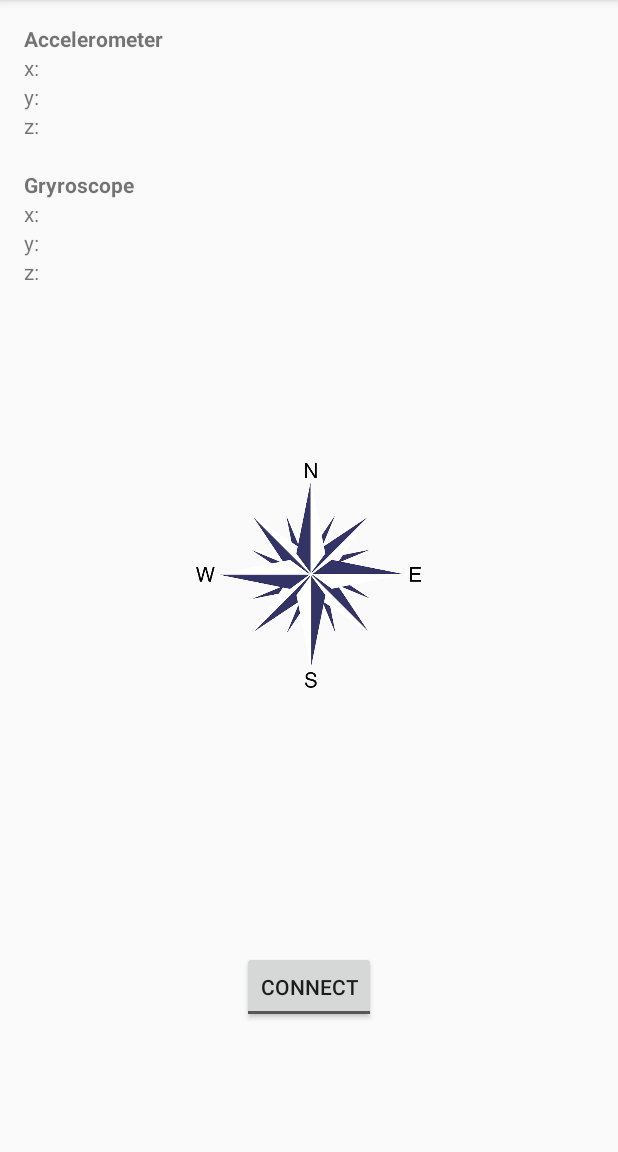
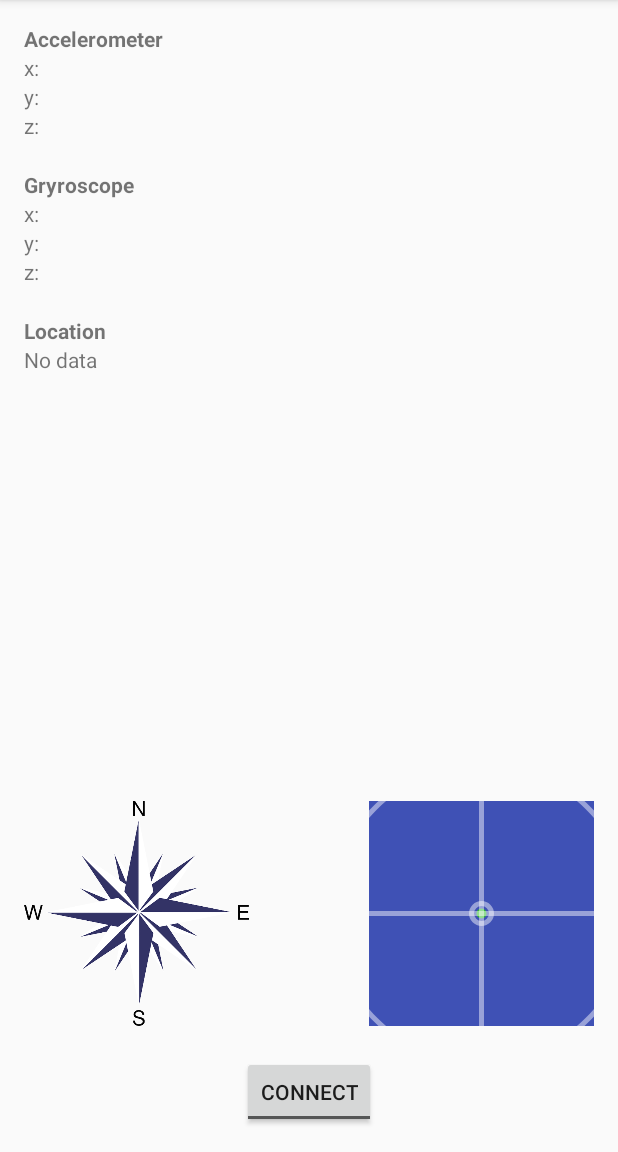
Before and after one commit to DavidKuna/RemoteControlClient, an Android app: the screen it shows after launch (MainActivity), on a phone screen of 412 x 824 dp, the part 84-1236 px from its top. Run offline under Robolectric (Android 15) with nearby library versions, the phone set to English and light mode, and no system bars.

Commit message:
Gyroscope visualization view GPS data transmision

```diff
--- /dev/null
+++ b/app/src/main/java/cz/davidkuna/remotecontrolclient/GyroVisualizer.java
@@ -0,0 +1,138 @@
+package cz.davidkuna.remotecontrolclient;
+
+import android.content.Context;
+import android.graphics.Canvas;
+import android.graphics.Paint;
+import android.util.AttributeSet;
+import android.view.MotionEvent;
+import android.view.View;
+
+public class GyroVisualizer extends View {
+
+    private static final float RADIANS_TO_DEGREES = (float) (180d / Math.PI);
+    private static final float RADIUS = 150;
+
+    private Paint mGyroPaint = new Paint();
+    private Paint mMagPaintNorth = new Paint();
+    private Paint mMagPaintSouth = new Paint();
+    private Paint mAccPaint = new Paint();
+    private Paint mTouchPaint = new Paint();
+
+    private float mGyroRotationX, mGyroRotationY, mGyroRotationZ;
+    private float mAccX, mAccY;
+    private float mMagX, mMagY;
+    private float mFirstX, mFirstY;
+    private float mSecondX, mSecondY;
+    private boolean mMultiTouch = false;
+
+    public GyroVisualizer(Context context) {
+        this(context, null);
+    }
+
+    public GyroVisualizer(Context context, AttributeSet attrs) {
+        this(context, attrs, 0);
+    }
+
+    public GyroVisualizer(Context context, AttributeSet attrs, int defStyle) {
+        super(context, attrs, defStyle);
+
+        mGyroPaint.setColor(0x77ffffff);
+        mGyroPaint.setStyle(Paint.Style.STROKE);
+        mGyroPaint.setStrokeWidth(5);
+        mGyroPaint.setAntiAlias(true);
+
+        mMagPaintNorth.setColor(0xffff0000);
+        mMagPaintNorth.setStrokeWidth(5);
+        mMagPaintNorth.setAntiAlias(true);
+        mMagPaintSouth.setColor(0xffffffff);
+        mMagPaintSouth.setStrokeWidth(5);
+        mMagPaintSouth.setAntiAlias(true);
+
+        mAccPaint.setColor(0xff33bb33);
+        mAccPaint.setStrokeWidth(5);
+        mAccPaint.setAntiAlias(true);
+
+        mTouchPaint.setColor(0xff4444cc);
+        mTouchPaint.setStrokeWidth(5);
+        mTouchPaint.setAntiAlias(true);
+    }
+
+    @Override
+    protected void onDraw(Canvas canvas) {
+        super.onDraw(canvas);
+
+        // MultiTouch
+        if (mMultiTouch) {
+            float mMidTouchX = (mFirstX + mSecondX) / 2;
+            float mMidTouchY = (mFirstY + mSecondY) / 2;
+            canvas.drawLine(mFirstX, mFirstY, mSecondX, mSecondY, mTouchPaint);
+            canvas.drawLine(mMidTouchX - mMidTouchY + mSecondY, mMidTouchY - mSecondX + mMidTouchX, mMidTouchX
+                    + mMidTouchY - mSecondY, mMidTouchY + mSecondX - mMidTouchX, mTouchPaint);
+        }
+
+        float midX = getWidth() / 2f;
+        float midY = getHeight() / 2f;
+
+        // Accelerometer
+        float accX = midX + mAccX * 22f;
+        float accY = midY + mAccY * 22f;
+        canvas.drawLine(midX, midY, accX, accY, mAccPaint);
+        canvas.drawCircle(accX, accY, 5, mAccPaint);
+
+        // Compass
+        canvas.drawLine(midX, midY, midX + mMagX * 4f, midY + mMagY * 4f, mMagPaintNorth);
+        canvas.drawLine(midX, midY, midX - mMagX * 4f, midY - mMagY * 4f, mMagPaintSouth);
+
+        // Gyroscope
+        canvas.save();
+        canvas.rotate(mGyroRotationZ * RADIANS_TO_DEGREES, midX, midY);
+        canvas.drawLine(midX, midY - RADIUS, midX, midY + RADIUS, mGyroPaint);
+        canvas.drawLine(midX - RADIUS, midY, midX + RADIUS, midY, mGyroPaint);
+        canvas.drawCircle(midX, midY, RADIUS, mGyroPaint);
+        canvas.restore();
+
+        canvas.drawCircle(midX + mGyroRotationY * 350, midY + mGyroRotationX * 350, 10, mGyroPaint);
+        invalidate();
+    }
+
+    public void setGyroRotation(float x, float y, float z) {
+        mGyroRotationX = x;
+        mGyroRotationY = y;
+        mGyroRotationZ = z;
+    }
+
+    public void setAcceleration(float x, float y) {
+        mAccX = -x;
+        mAccY = y;
+    }
+
+    public void setMagneticField(float x, float y) {
+        mMagX = x;
+        mMagY = y;
+    }
+
+    @Override
+    public boolean onTouchEvent(MotionEvent event) {
+
+        switch (event.getAction()) {
+            case MotionEvent.ACTION_DOWN:
+                return true;
+            case MotionEvent.ACTION_UP:
+            case MotionEvent.ACTION_CANCEL:
+                mMultiTouch = false;
+                return true;
+        }
+
+        int count = event.getPointerCount();
+        if (count < 2) {
+            mMultiTouch = false;
+        } else {
+            mMultiTouch = true;
+            mFirstX = event.getX(0);
+            mFirstY = event.getY(0);
+            mSecondX = event.getX(1);
+            mSecondY = event.getY(1);
+        }
+        return true;
+    }
+}
--- a/app/src/main/res/layout/fragment_main.xml
+++ b/app/src/main/res/layout/fragment_main.xml
@@ -90,12 +90,12 @@
         android:layout_height="wrap_content"
         android:text="Connect"
         android:id="@+id/bConnect"
-        android:layout_marginBottom="70dp"
         android:checked="false"
+        android:textOn="Disconnect"
+        android:textOff="Connect"
+        android:layout_marginTop="20dp"
         android:layout_alignParentBottom="true"
-        android:layout_centerHorizontal="true"
-        android:textOn="Disconnect"
-        android:textOff="Connect" />
+        android:layout_centerHorizontal="true" />
 
     <TextView
         android:layout_width="wrap_content"
@@ -130,7 +130,36 @@
         android:layout_height="150dp"
         android:id="@+id/ivCompass"
         android:src="@drawable/compass"
-        android:layout_centerVertical="true"
-        android:layout_centerHorizontal="true" />
+        android:layout_above="@+id/bConnect"
+        android:layout_alignParentLeft="true"
+        android:layout_alignParentStart="true" />
+
+    <TextView
+        android:layout_width="wrap_content"
+        android:layout_height="wrap_content"
+        android:text="Location"
+        android:id="@+id/textView5"
+        android:layout_below="@+id/tvGryroscopeZ"
+        android:layout_alignParentLeft="true"
+        android:layout_alignParentStart="true"
+        android:layout_marginTop="20dp"
+        android:textStyle="bold" />
+
+    <TextView
+        android:layout_width="wrap_content"
+        android:layout_height="wrap_content"
+        android:text="No data"
+        android:id="@+id/tvLocation"
+        android:layout_below="@+id/textView5"
+        android:layout_alignParentLeft="true"
+        android:layout_alignParentStart="true" />
+
+    <cz.davidkuna.remotecontrolclient.GyroVisualizer
+        android:layout_width="150dp"
+        android:layout_height="150dp"
+        android:id="@+id/visualizer"
+        android:layout_above="@+id/bConnect"
+        android:layout_alignParentRight="true"
+        android:background="@color/colorPrimary"/>
 
 </RelativeLayout>
```
Also changed, not shown: app/src/main/AndroidManifest.xml (+4 -8 lines), app/src/main/java/cz/davidkuna/remotecontrolclient/activity/MainActivity.java (+55 -2 lines), app/src/main/java/cz/davidkuna/remotecontrolclient/sensors/GPS.java (added, +31 -0 lines), app/src/main/java/cz/davidkuna/remotecontrolclient/sensors/SensorDataInterpreter.java (+9 -0 lines).
